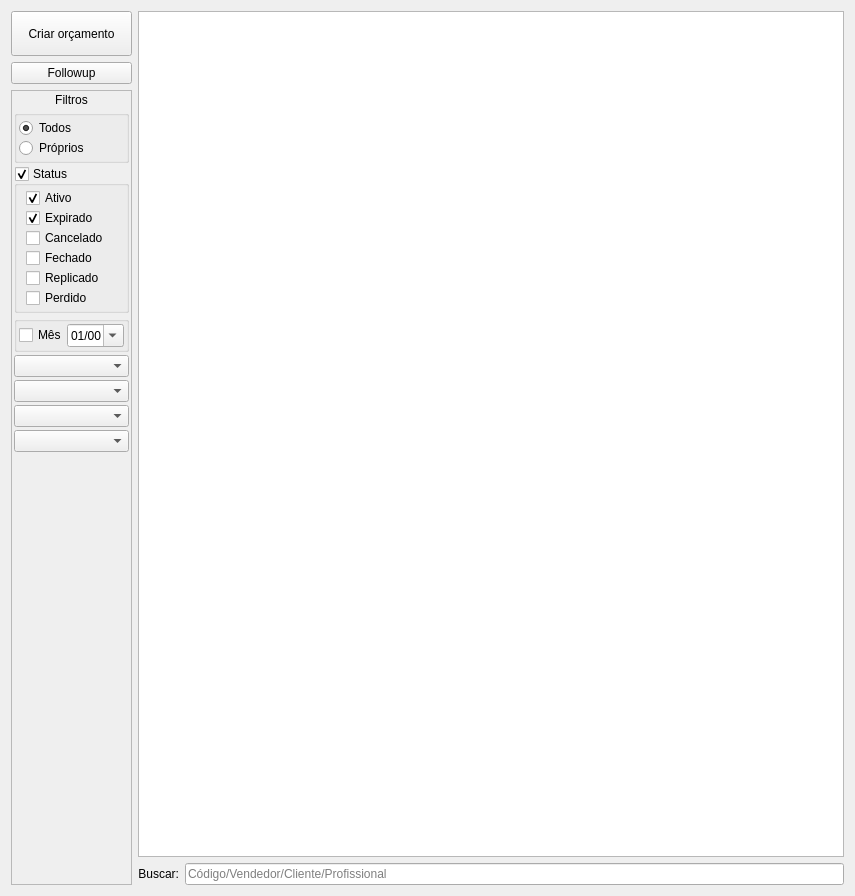
This is ui/widgetorcamento.ui in darktorres/ERP-STACCATO as Qt 5 draws it before an edit. The edited form follows.
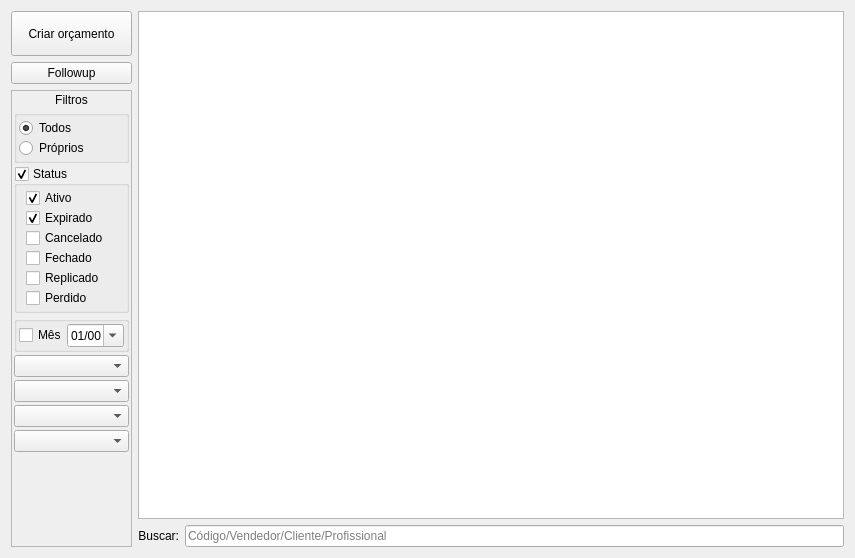
This is the edited form. Custom widgets are drawn as their Qt base class.

```diff
--- a/ui/widgetorcamento.ui
+++ b/ui/widgetorcamento.ui
@@ -7,7 +7,7 @@
     <x>0</x>
     <y>0</y>
     <width>855</width>
-    <height>896</height>
+    <height>558</height>
    </rect>
   </property>
   <property name="windowTitle">
@@ -79,7 +79,7 @@
    <item row="2" column="0" rowspan="2">
     <widget class="ScrollArea" name="scrollArea">
      <property name="sizePolicy">
-      <sizepolicy hsizetype="Preferred" vsizetype="Expanding">
+      <sizepolicy hsizetype="Preferred" vsizetype="Preferred">
        <horstretch>0</horstretch>
        <verstretch>0</verstretch>
       </sizepolicy>
@@ -93,7 +93,7 @@
         <x>0</x>
         <y>0</y>
         <width>135</width>
-        <height>794</height>
+        <height>456</height>
        </rect>
       </property>
       <layout class="QGridLayout" name="gridLayout_7">
@@ -112,19 +112,6 @@
        <property name="spacing">
         <number>0</number>
        </property>
-       <item row="2" column="0">
-        <spacer name="verticalSpacer_2">
-         <property name="orientation">
-          <enum>Qt::Vertical</enum>
-         </property>
-         <property name="sizeHint" stdset="0">
-          <size>
-           <width>0</width>
-           <height>0</height>
-          </size>
-         </property>
-        </spacer>
-       </item>
        <item row="0" column="0">
         <widget class="QFrame" name="frame_2">
          <property name="enabled">
@@ -482,6 +469,19 @@
             </layout>
            </widget>
           </item>
+          <item>
+           <spacer name="verticalSpacer">
+            <property name="orientation">
+             <enum>Qt::Vertical</enum>
+            </property>
+            <property name="sizeHint" stdset="0">
+             <size>
+              <width>0</width>
+              <height>0</height>
+             </size>
+            </property>
+           </spacer>
+          </item>
          </layout>
         </widget>
        </item>
```
Left out of the diff: 4 changed lines with no effect on the pictures.
